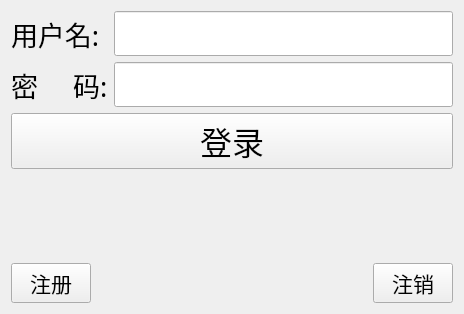
This is tcpclient.ui in JerkGPF/tcpClient as Qt 5 draws it before an edit. The edited form follows.
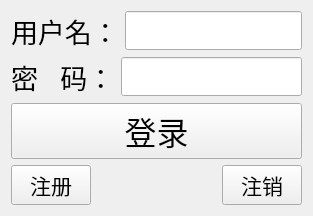
This is the edited form.

Diff of the .ui file:
```diff
--- a/tcpclient.ui
+++ b/tcpclient.ui
@@ -6,8 +6,8 @@
    <rect>
     <x>0</x>
     <y>0</y>
-    <width>464</width>
-    <height>314</height>
+    <width>313</width>
+    <height>189</height>
    </rect>
   </property>
   <property name="windowTitle">
@@ -17,48 +17,52 @@
    <item>
     <layout class="QVBoxLayout" name="verticalLayout">
      <item>
-      <layout class="QGridLayout" name="gridLayout">
-       <item row="0" column="0">
-        <widget class="QLabel" name="nameLabel">
+      <layout class="QHBoxLayout" name="horizontalLayout_2">
+       <item>
+        <widget class="QLabel" name="name_lan">
          <property name="font">
           <font>
-           <family>Agency FB</family>
+           <family>Arial</family>
            <pointsize>20</pointsize>
           </font>
          </property>
          <property name="text">
-          <string>用户名:</string>
+          <string>用户名：</string>
          </property>
         </widget>
        </item>
-       <item row="0" column="1">
-        <widget class="QLineEdit" name="nameLineEdit">
+       <item>
+        <widget class="QLineEdit" name="name_le">
          <property name="font">
           <font>
-           <family>Agency FB</family>
+           <family>Arial</family>
            <pointsize>20</pointsize>
           </font>
          </property>
         </widget>
        </item>
-       <item row="1" column="0">
-        <widget class="QLabel" name="pwdLabel">
+      </layout>
+     </item>
+     <item>
+      <layout class="QHBoxLayout" name="horizontalLayout_3">
+       <item>
+        <widget class="QLabel" name="pwd_lab">
          <property name="font">
           <font>
-           <family>Agency FB</family>
+           <family>Arial</family>
            <pointsize>20</pointsize>
           </font>
          </property>
          <property name="text">
-          <string>密     码:</string>
+          <string>密   码：</string>
          </property>
         </widget>
        </item>
-       <item row="1" column="1">
-        <widget class="QLineEdit" name="pwdLineEdit">
+       <item>
+        <widget class="QLineEdit" name="pwd_le">
          <property name="font">
           <font>
-           <family>Agency FB</family>
+           <family>Arial</family>
            <pointsize>20</pointsize>
           </font>
          </property>
@@ -67,33 +71,20 @@
          </property>
         </widget>
        </item>
-       <item row="2" column="0" colspan="2">
-        <widget class="QPushButton" name="loginPushButton">
-         <property name="font">
-          <font>
-           <family>Agency FB</family>
-           <pointsize>24</pointsize>
-          </font>
-         </property>
-         <property name="text">
-          <string>登录</string>
-         </property>
-        </widget>
-       </item>
       </layout>
      </item>
      <item>
-      <spacer name="verticalSpacer">
-       <property name="orientation">
-        <enum>Qt::Vertical</enum>
+      <widget class="QPushButton" name="login_pb">
+       <property name="font">
+        <font>
+         <family>Arial</family>
+         <pointsize>24</pointsize>
+        </font>
        </property>
-       <property name="sizeHint" stdset="0">
-        <size>
-         <width>20</width>
-         <height>40</height>
-        </size>
+       <property name="text">
+        <string>登录</string>
        </property>
-      </spacer>
+      </widget>
      </item>
      <item>
       <layout class="QHBoxLayout" name="horizontalLayout">
@@ -101,7 +92,7 @@
         <widget class="QPushButton" name="registPushButton">
          <property name="font">
           <font>
-           <family>Agency FB</family>
+           <family>Arial</family>
            <pointsize>16</pointsize>
           </font>
          </property>
@@ -127,7 +118,7 @@
         <widget class="QPushButton" name="cancelPushButton">
          <property name="font">
           <font>
-           <family>Agency FB</family>
+           <family>Arial</family>
            <pointsize>16</pointsize>
           </font>
          </property>
@@ -142,6 +133,7 @@
    </item>
   </layout>
  </widget>
+ <layoutdefault spacing="6" margin="11"/>
  <resources/>
  <connections/>
 </ui>
```
Left out of the diff: 4 changed lines with no effect on the pictures.
